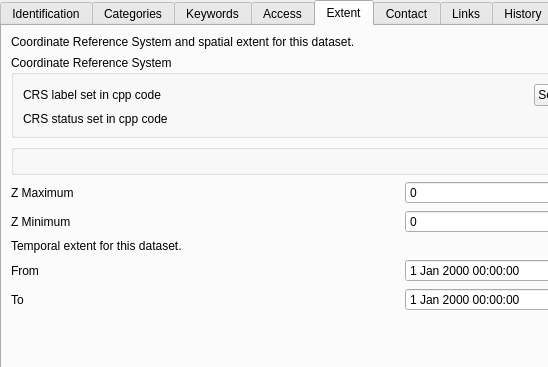
qgis/QGIS, file src/ui/qgsmetadatawidget.ui: the form before one commit; both pictures show x 0 to 548 and y 0 to 367 of the 804 by 668 pixel window.
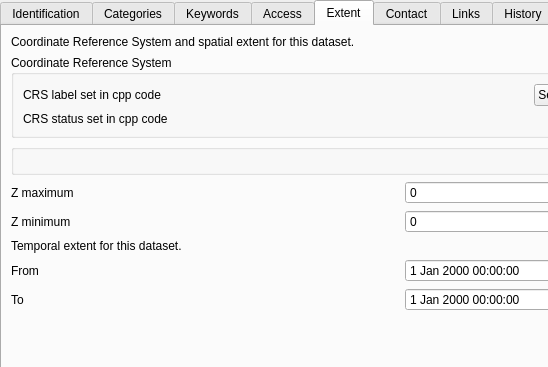
The form after the commit. The open tabs and pages were chosen to show the change. Icons and pictures are not drawn. Custom widgets are drawn as their Qt base class.

Commit message: Standardise capitalisation

The edit to the form file:
```diff
--- a/src/ui/qgsmetadatawidget.ui
+++ b/src/ui/qgsmetadatawidget.ui
@@ -971,7 +971,7 @@
          <item>
           <widget class="QLabel" name="label_32">
            <property name="text">
-            <string>Z Maximum</string>
+            <string>Z maximum</string>
            </property>
           </widget>
          </item>
@@ -985,7 +985,7 @@
          <item>
           <widget class="QLabel" name="label_31">
            <property name="text">
-            <string>Z Minimum</string>
+            <string>Z minimum</string>
            </property>
           </widget>
          </item>
```
Left out of the diff: 4 changed lines with no effect on the pictures.
